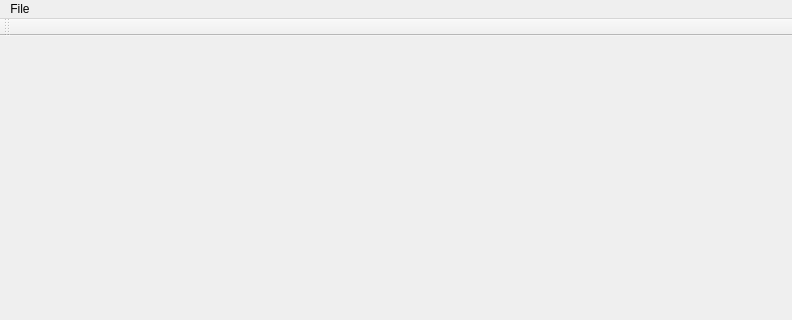
The window that lab_2_bright/mainwindow.ui (Dmitry94/Image_Processing) describes before a commit, drawn with Qt 5; both pictures show x 0 to 792 and y 0 to 320 of the 792 by 502 pixel window.
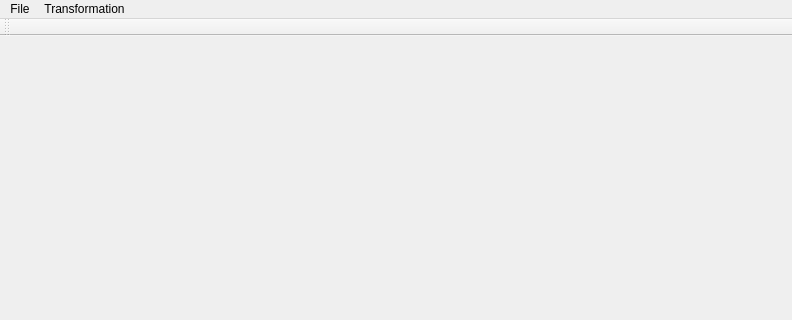
The same window after the commit.

```diff
--- a/lab_2_bright/mainwindow.ui
+++ b/lab_2_bright/mainwindow.ui
@@ -52,7 +52,14 @@
     <addaction name="actionSave_as"/>
     <addaction name="actionExit"/>
    </widget>
+   <widget class="QMenu" name="menuTransformation">
+    <property name="title">
+     <string>Transformation</string>
+    </property>
+    <addaction name="actionCorrection_with_reference_colors"/>
+   </widget>
    <addaction name="menuFile"/>
+   <addaction name="menuTransformation"/>
   </widget>
   <widget class="QToolBar" name="mainToolBar">
    <attribute name="toolBarArea">
```
Left out of the diff: 5 changed lines with no effect on the pictures.
